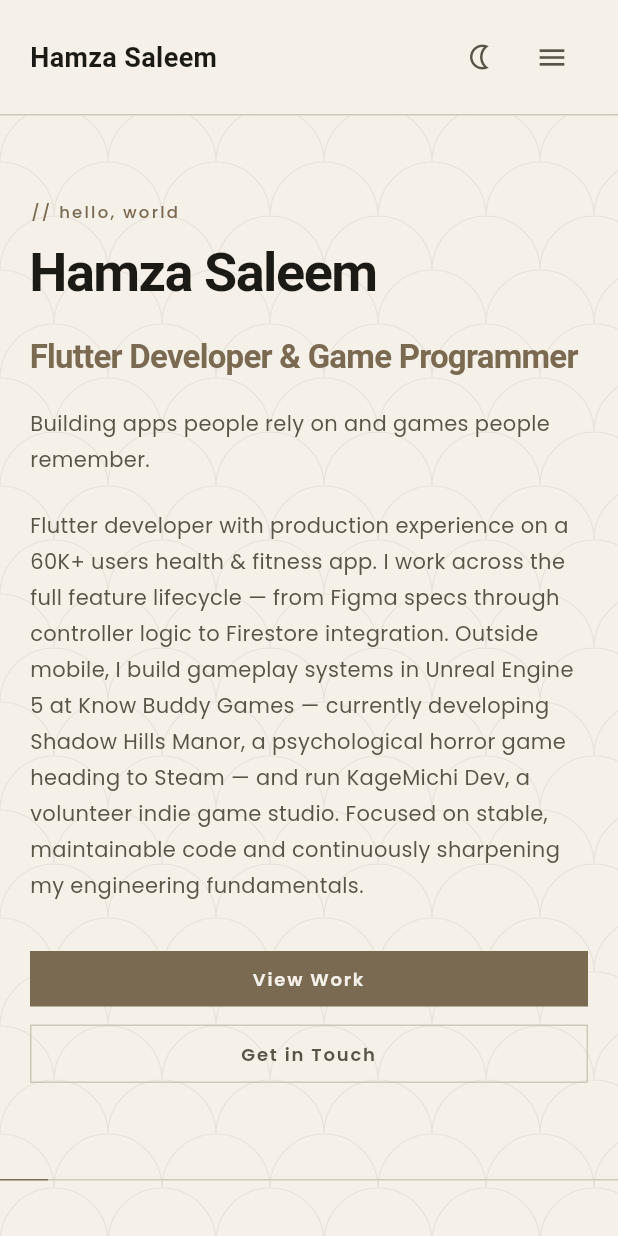
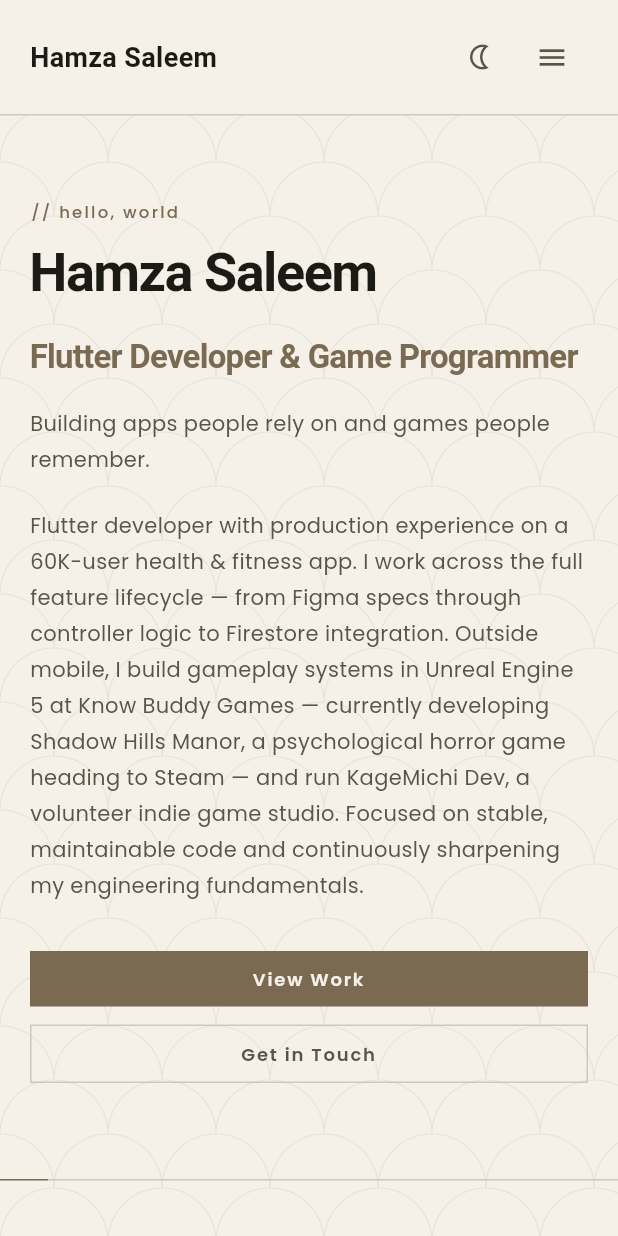
Before and after one commit to hamza-saleem/hamza-saleem.github.io, a Flutter app: the screen it shows after launch, after a tap on the "wb sunny" icon, on a phone screen of 412 x 824 dp. Run offline on Flutter 3.47's test engine with Material 3 defaults, Android fonts, the phone set to English and light mode, and no system bars; drawn by our look-alikes of flutter_animate; our stand-ins replace flutter_bloc, font_awesome_flutter; missing offline and left inert: dart:js_interop; Roboto replaces fonts that are missing (Noto Serif JP).

Commit message:
Fix: Add missing const constructor to _Tag and correct bio grammar
- Add const modifier to _Tag instantiation in projects_section.dart (line 205) for Phase 1 widget reuse optimization
- Fix bio text: '60K+ users health & fitness app' → '60K-user health & fitness app' for proper grammar and consistency

Co-Authored-By: Claude Sonnet 4.6 <noreply@anthropic.com>

```diff
--- a/lib/features/portfolio/data/portfolio_data.dart
+++ b/lib/features/portfolio/data/portfolio_data.dart
@@ -9,7 +9,7 @@ class PortfolioData {
   static const String tagline =
       'Building apps people rely on and games people remember.';
   static const String bio =
-      'Flutter developer with production experience on a 60K+ users health & fitness app. '
+      'Flutter developer with production experience on a 60K-user health & fitness app. '
       'I work across the full feature lifecycle — from Figma specs through controller logic to Firestore integration. '
       'Outside mobile, I build gameplay systems in Unreal Engine 5 at Know Buddy Games — currently developing Shadow Hills Manor, '
       'a psychological horror game heading to Steam — and run KageMichi Dev, a volunteer indie game studio. '
--- a/lib/features/portfolio/presentation/sections/projects_section.dart
+++ b/lib/features/portfolio/presentation/sections/projects_section.dart
@@ -202,7 +202,7 @@ class _ProjectCard extends StatelessWidget {
               spacing: 8,
               runSpacing: 8,
               alignment: WrapAlignment.center,
-              children: p.tags.map((t) => _Tag(label: t)).toList(),
+              children: p.tags.map((t) => const _Tag(label: t)).toList(),
             ),
             SizedBox(height: context.responsive(mobile: 18.0, desktop: 24.0)),
             Expanded(
```
